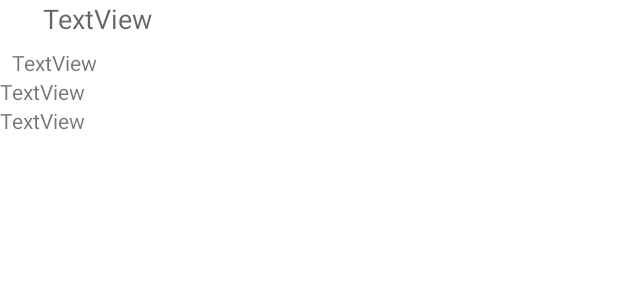
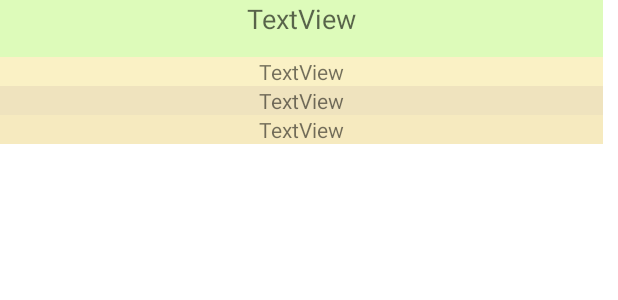
Before and after one commit to LinoHernandez/VeganBuddyApp, an Android app: the layout restaurant_row.xml on its own in the app's theme, with its tools: preview values and no code run, on a phone screen of 412 x 824 dp. Shown: the top 300 px of the screen. Run offline under Robolectric (Android 15) with nearby library versions, the phone set to English and light mode, and no system bars.

Commit message:
update restaurant grid display

```diff
--- a/app/src/main/res/layout/restaurant_row.xml
+++ b/app/src/main/res/layout/restaurant_row.xml
@@ -2,32 +2,41 @@
 <LinearLayout xmlns:android="http://schemas.android.com/apk/res/android"
     android:layout_width="match_parent"
     android:layout_height="wrap_content"
-    android:orientation="vertical">
+    android:layout_marginRight="10dp"
+    android:layout_marginBottom="10dp"
+    android:orientation="vertical"
+    android:textAlignment="center">
 
     <TextView
         android:id="@+id/res_name"
-        android:layout_width="130dp"
-        android:layout_height="32dp"
+        android:layout_width="match_parent"
+        android:layout_height="38dp"
+        android:background="#DDFBBA"
         android:text="TextView"
         android:textAlignment="center"
         android:textAppearance="@style/TextAppearance.AppCompat.Medium" />
 
     <TextView
         android:id="@+id/res_address"
-        android:layout_width="72dp"
+        android:layout_width="match_parent"
         android:layout_height="wrap_content"
+        android:background="#FAF1C5"
         android:text="TextView"
         android:textAlignment="center" />
 
     <TextView
         android:id="@+id/res_distance"
-        android:layout_width="88dp"
+        android:layout_width="match_parent"
         android:layout_height="wrap_content"
-        android:text="TextView" />
+        android:background="#EFE3BE"
+        android:text="TextView"
+        android:textAlignment="center" />
 
     <TextView
         android:id="@+id/res_review"
-        android:layout_width="83dp"
+        android:layout_width="match_parent"
         android:layout_height="wrap_content"
-        android:text="TextView" />
+        android:background="#F6EABF"
+        android:text="TextView"
+        android:textAlignment="center" />
 </LinearLayout>
```
